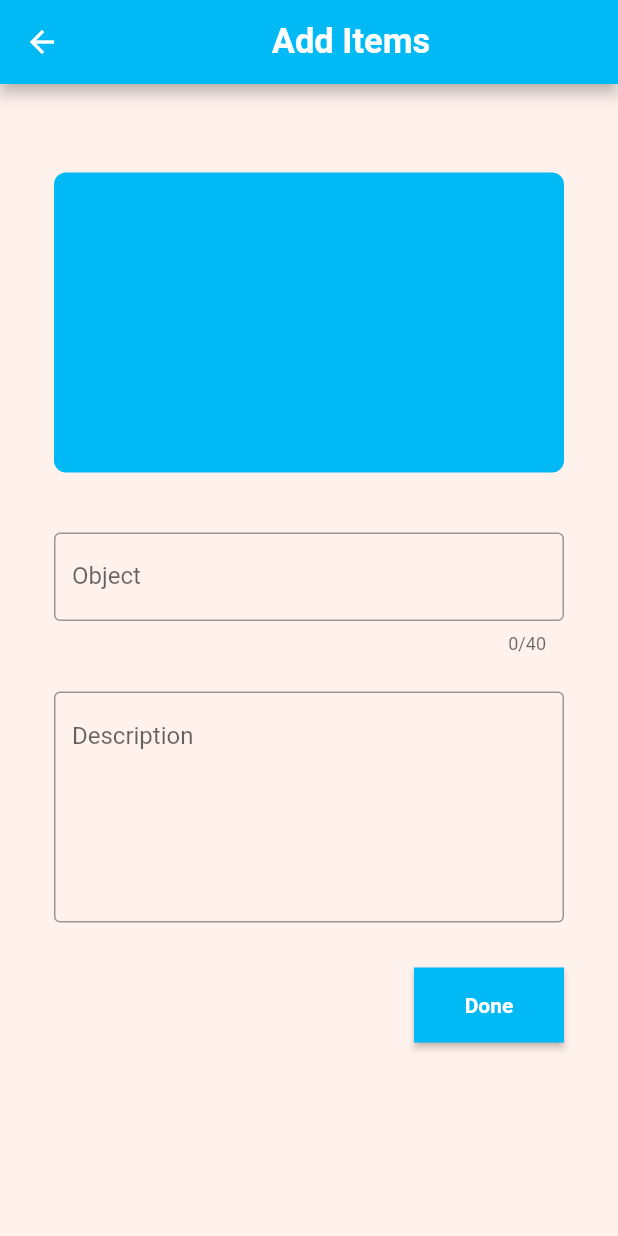
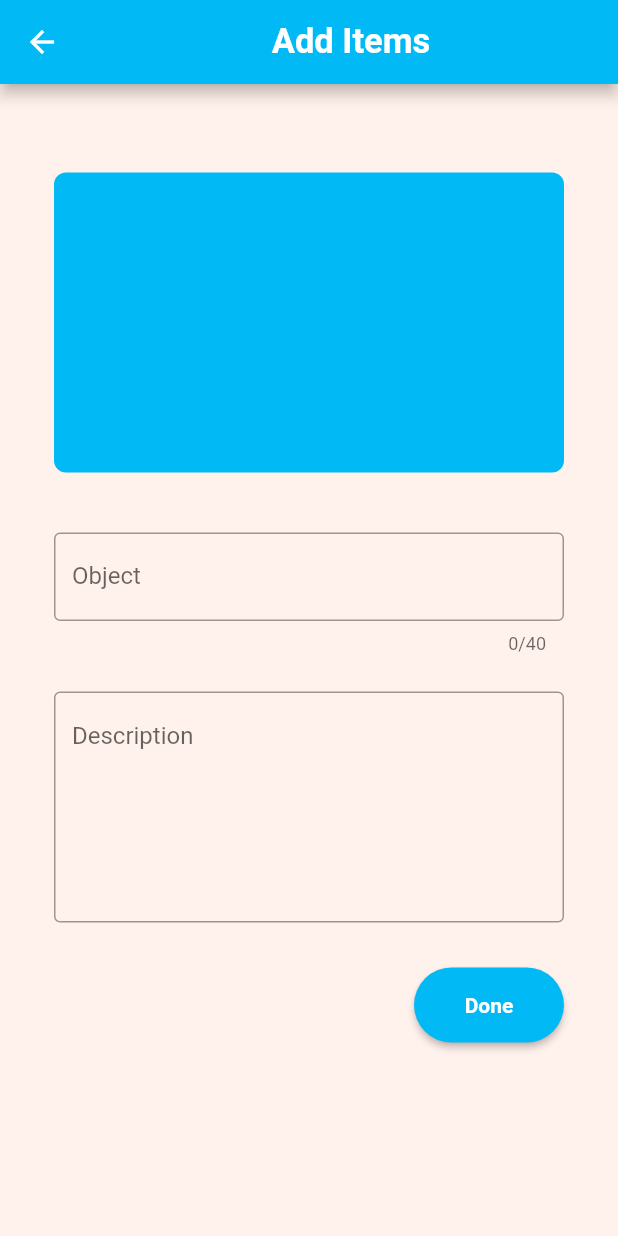
Before and after one commit to SumitKLamba/Lost-Found, a Flutter app: the OnClickFAB screen opened directly, on a phone screen of 412 x 824 dp. Run offline on Flutter 3.47's test engine with Material 2 defaults, Android fonts, the phone set to English and light mode, and no system bars.

Commit message:
rounded btn

```diff
--- a/lib/onClickFAB.dart
+++ b/lib/onClickFAB.dart
@@ -84,6 +84,7 @@ class _OnClickFABState extends State<OnClickFAB> {
                     minWidth: 100,
                     minHeight: 50,
                   ),
+                  shape: RoundedRectangleBorder(borderRadius: new BorderRadius.circular(30.0)),
                   onPressed: (){},
                   child: Text('Done',
                   style: TextStyle(
```
